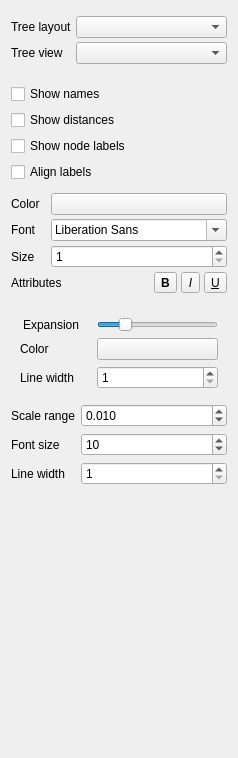
Old version of the form src/corelibs/U2View/src/ov_msa/phy_tree_tab/TreeOptionsWidget.ui in the repository violethaze74/ugene.
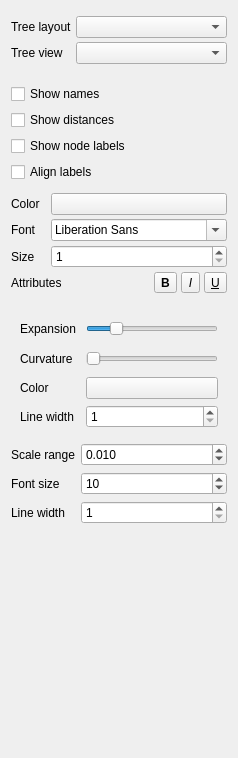
New version of the form.

Commit message:
UGENE-7682. Support 'curvature' option for rectangular tree visualization (#982)
* Support 'curvature' option for rectangular tree visualization

* Cleanup

* Code review + a better test

* Fix build

```diff
--- a/src/corelibs/U2View/src/ov_msa/phy_tree_tab/TreeOptionsWidget.ui
+++ b/src/corelibs/U2View/src/ov_msa/phy_tree_tab/TreeOptionsWidget.ui
@@ -303,7 +303,14 @@
       </sizepolicy>
      </property>
      <layout class="QGridLayout" name="gridLayout">
-      <item row="1" column="1">
+      <item row="2" column="0">
+       <widget class="QLabel" name="label_2">
+        <property name="text">
+         <string>Color</string>
+        </property>
+       </widget>
+      </item>
+      <item row="2" column="1">
        <widget class="QPushButton" name="branchesColorButton">
         <property name="sizePolicy">
          <sizepolicy hsizetype="MinimumExpanding" vsizetype="Fixed">
@@ -316,25 +323,42 @@
         </property>
        </widget>
       </item>
+      <item row="3" column="1">
+       <widget class="QSpinBox" name="lineWeightSpinBox">
+        <property name="minimum">
+         <number>1</number>
+        </property>
+        <property name="maximum">
+         <number>40</number>
+        </property>
+       </widget>
+      </item>
       <item row="0" column="0">
        <widget class="QLabel" name="breadthScaleAdjustmentLabel">
-        <property name="styleSheet">
-         <string notr="true">margin-right: 5px</string>
-        </property>
         <property name="text">
          <string>Expansion </string>
         </property>
        </widget>
       </item>
+      <item row="3" column="0">
+       <widget class="QLabel" name="lineWeightLabel">
+        <property name="text">
+         <string>Line width</string>
+        </property>
+       </widget>
+      </item>
       <item row="1" column="0">
-       <widget class="QLabel" name="label_2">
+       <widget class="QLabel" name="curvatureLabel">
         <property name="text">
-         <string>Color</string>
+         <string>Curvature</string>
         </property>
        </widget>
       </item>
       <item row="0" column="1">
        <widget class="QSlider" name="breadthScaleAdjustmentSlider">
+        <property name="styleSheet">
+         <string notr="true">min-height: 24px</string>
+        </property>
         <property name="minimum">
          <number>50</number>
         </property>
@@ -361,20 +385,37 @@
         </property>
        </widget>
       </item>
-      <item row="2" column="0">
-       <widget class="QLabel" name="lineWeightLabel">
-        <property name="text">
-         <string>Line width</string>
+      <item row="1" column="1">
+       <widget class="QSlider" name="curvatureSlider">
+        <property name="styleSheet">
+         <string notr="true">min-height: 24px</string>
         </property>
-       </widget>
-      </item>
-      <item row="2" column="1">
-       <widget class="QSpinBox" name="lineWeightSpinBox">
         <property name="minimum">
-         <number>1</number>
+         <number>0</number>
         </property>
         <property name="maximum">
-         <number>40</number>
+         <number>100</number>
+        </property>
+        <property name="pageStep">
+         <number>10</number>
+        </property>
+        <property name="value">
+         <number>0</number>
+        </property>
+        <property name="sliderPosition">
+         <number>0</number>
+        </property>
+        <property name="orientation">
+         <enum>Qt::Horizontal</enum>
+        </property>
+        <property name="invertedAppearance">
+         <bool>false</bool>
+        </property>
+        <property name="tickPosition">
+         <enum>QSlider::NoTicks</enum>
+        </property>
+        <property name="tickInterval">
+         <number>3</number>
         </property>
        </widget>
       </item>
```
The commit also changes 8 other files.
